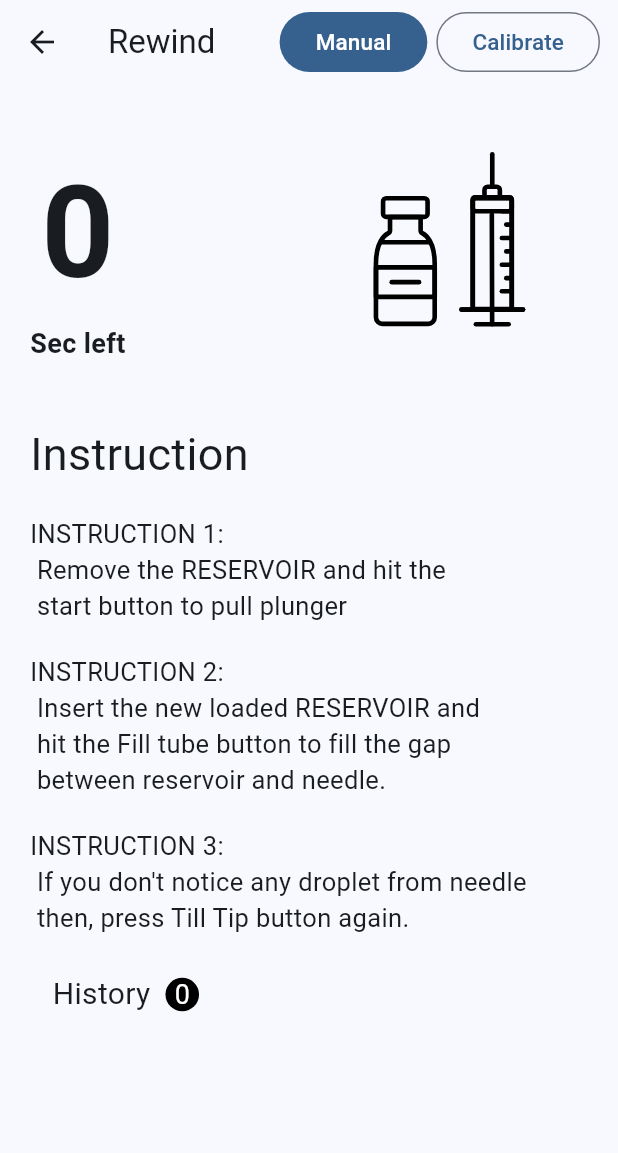
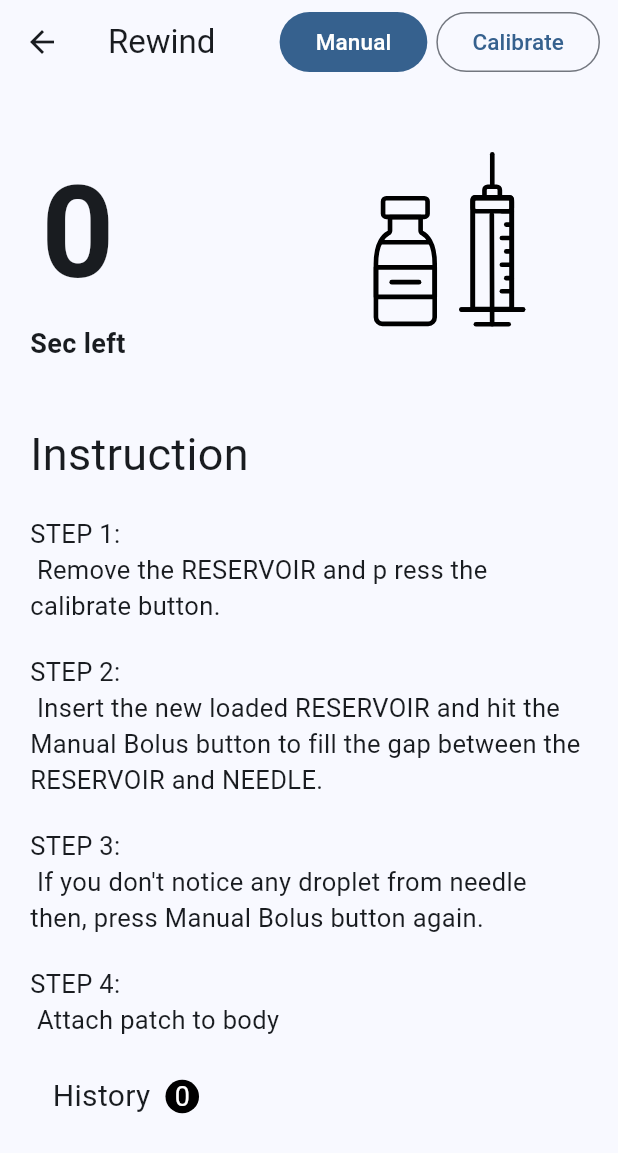
Before and after one commit to Lakshmanan-palaniappan/insulin-app, a Flutter app: the RefillPage screen opened directly, on a phone screen of 412 x 824 dp. Shown: the top 1153 px of the screen. Run offline on Flutter 3.47's test engine with Material 3 defaults, Android fonts, the phone set to English and light mode, and no system bars; our stand-ins replace firebase_core, firebase_database, lottie, package_info_plus, shared_preferences; accounts and stored records are empty.

Commit message:
instruction changes

```diff
--- a/lib/ui/pages/refill_page.dart
+++ b/lib/ui/pages/refill_page.dart
@@ -166,7 +166,7 @@ class _RefillPageState extends State<RefillPage> {
                               }
                             },
                             child: const Text(
-                              "Manual",
+                              "Ok",
                               style: TextStyle(fontSize: 15),
                             ),
                           ),
@@ -211,17 +211,22 @@ class _RefillPageState extends State<RefillPage> {
                 ),
                 const SizedBox(height: 20),
                 const Text(
-                  "INSTRUCTION 1:\n Remove the RESERVOIR and hit the\n start button to pull plunger",
+                  "STEP 1:\n Remove the RESERVOIR and p ress the calibrate button. ",
                   style: TextStyle(fontSize: 17),
                 ),
                 const SizedBox(height: 20),
                 const Text(
-                  "INSTRUCTION 2: \n Insert the new loaded RESERVOIR and \n hit the Fill tube button to fill the gap \n between reservoir and needle. ",
+                  "STEP 2: \n Insert the new loaded RESERVOIR and hit the Manual Bolus button to fill the gap between the RESERVOIR and NEEDLE.",
                   style: TextStyle(fontSize: 17),
                 ),
                 const SizedBox(height: 20),
                 const Text(
-                  "INSTRUCTION 3: \n If you don't notice any droplet from needle \n then, press Till Tip button again. ",
+                  "STEP 3: \n If you don't notice any droplet from needle then, press Manual Bolus button again. ",
+                  style: TextStyle(fontSize: 17),
+                ),
+                const SizedBox(height: 20),
+                const Text(
+                  "STEP 4: \n Attach patch to body ",
                   style: TextStyle(fontSize: 17),
                 ),
                 const SizedBox(height: 20),
--- a/pubspec.yaml
+++ b/pubspec.yaml
@@ -16,7 +16,7 @@ publish_to: 'none' # Remove this line if you wish to publish to pub.dev
 # https://developer.apple.com/library/archive/documentation/General/Reference/InfoPlistKeyReference/Articles/CoreFoundationKeys.html
 # In Windows, build-name is used as the major, minor, and patch parts
 # of the product and file versions while build-number is used as the build suffix.
-version: 1.0.0+5
+version: 1.0.0+6
 
 environment:
   sdk: ^3.5.4
```
